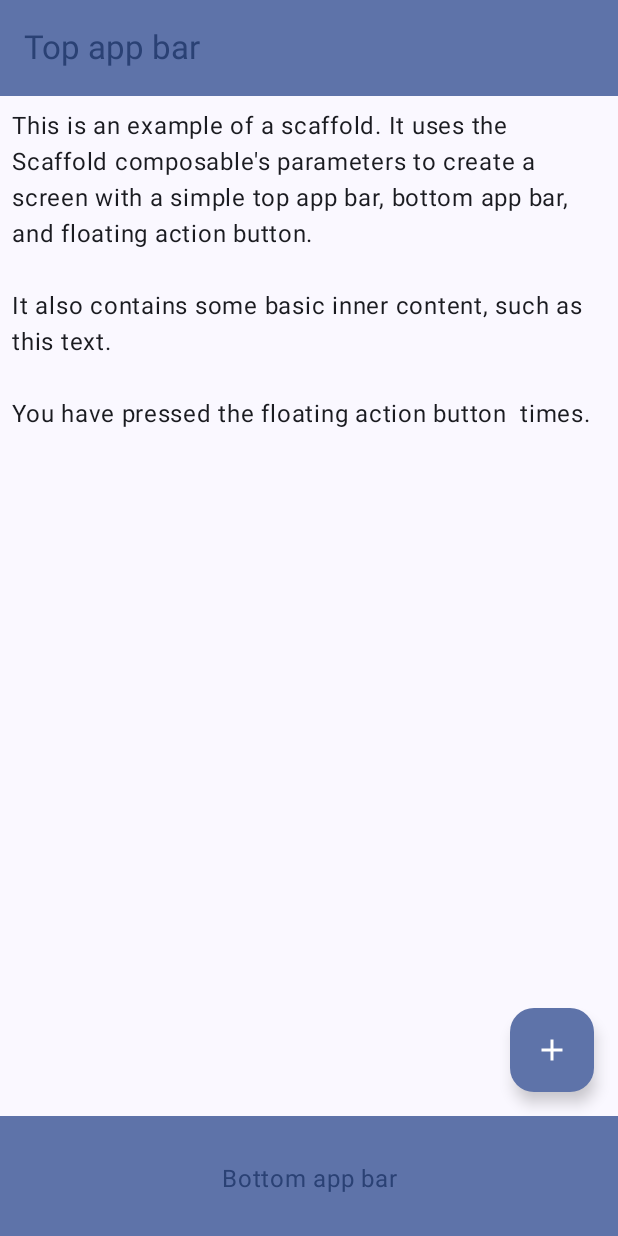
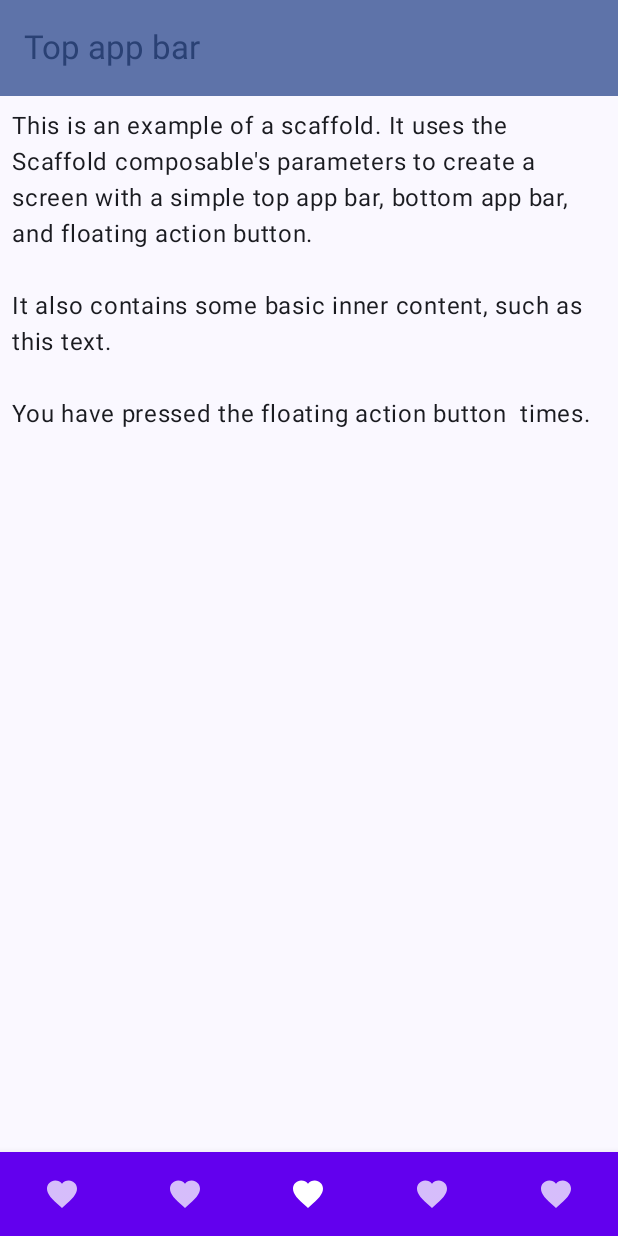
Before and after one commit to Ayu5h5hakya/compose, an Android app built with Jetpack Compose: the HomeScreen screen opened through its navigation route, on a phone screen of 412 x 824 dp. Run offline under Robolectric (Android 15) with nearby library versions, the phone set to English and light mode, and no system bars.

Commit message:
added bottom nav

```diff
--- a/app/build.gradle.kts
+++ b/app/build.gradle.kts
@@ -62,6 +62,7 @@ dependencies {
     implementation ("androidx.compose.material:material:1.6.8")
     implementation("androidx.navigation:navigation-compose:2.7.7")
     implementation("org.jetbrains.kotlinx:kotlinx-coroutines-core:1.9.0-RC.2")
+    implementation(libs.androidx.material3.android)
     testImplementation(libs.junit)
     androidTestImplementation(libs.androidx.junit)
     androidTestImplementation(libs.androidx.espresso.core)
--- a/app/src/main/java/com/example/composeapplication/HomeScreen.kt
+++ b/app/src/main/java/com/example/composeapplication/HomeScreen.kt
@@ -4,8 +4,14 @@ import androidx.compose.foundation.layout.Arrangement
 import androidx.compose.foundation.layout.Column
 import androidx.compose.foundation.layout.fillMaxWidth
 import androidx.compose.foundation.layout.padding
+import androidx.compose.material.BottomNavigation
+import androidx.compose.material.BottomNavigationItem
 import androidx.compose.material.icons.Icons
 import androidx.compose.material.icons.filled.Add
+import androidx.compose.material.icons.filled.Favorite
+import androidx.compose.material.icons.filled.Home
+import androidx.compose.material.icons.filled.Person
+import androidx.compose.material.icons.filled.Search
 import androidx.compose.material3.BottomAppBar
 import androidx.compose.material3.Button
 import androidx.compose.material3.ExperimentalMaterial3Api
@@ -17,47 +23,31 @@ import androidx.compose.material3.Text
 import androidx.compose.material3.TopAppBar
 import androidx.compose.material3.TopAppBarDefaults.topAppBarColors
 import androidx.compose.runtime.Composable
+import androidx.compose.runtime.getValue
 import androidx.compose.ui.Modifier
+import androidx.compose.ui.graphics.vector.ImageVector
 import androidx.compose.ui.text.style.TextAlign
 import androidx.compose.ui.unit.dp
+import androidx.navigation.NavController
+import androidx.navigation.NavDestination.Companion.hierarchy
+import androidx.navigation.NavGraph.Companion.findStartDestination
+import androidx.navigation.compose.NavHost
+import androidx.navigation.compose.composable
+import androidx.navigation.compose.currentBackStackEntryAsState
+import androidx.navigation.compose.rememberNavController
+import com.example.composeapplication.features.splash.presentation.SplashScreen
 
-@OptIn(ExperimentalMaterial3Api::class)
+sealed class BottomNavItem(val route: String, val icon: ImageVector, val label: String) {
+    object Journey: BottomNavItem("journey", Icons.Default.Home, "Journey")
+    object Jobs: BottomNavItem("jobs", Icons.Default.Search, "Jobs")
+    object Home: BottomNavItem("home", Icons.Default.Person, "Home")
+    object Trunk: BottomNavItem("trunk", Icons.Default.Person, "Trunk")
+    object Profile: BottomNavItem("profile", Icons.Default.Person, "Profile")
+}
+
 @Composable
-fun HomeScreen(navigateToDetails: () -> Unit) {
-    Scaffold(
-        topBar = {
-            TopAppBar(
-                colors = topAppBarColors(
-                    containerColor = MaterialTheme.colorScheme.primaryContainer,
-                    titleContentColor = MaterialTheme.colorScheme.primary,
-                ),
-                title = {
-                    Text("Top app bar")
-                }
-            )
-        },
-        bottomBar = {
-            BottomAppBar(
-                containerColor = MaterialTheme.colorScheme.primaryContainer,
-                contentColor = MaterialTheme.colorScheme.primary,
-            ) {
-                Text(
-                    modifier = Modifier
-                        .fillMaxWidth(),
-                    textAlign = TextAlign.Center,
-                    text = "Bottom app bar",
-                )
-            }
-        },
-        floatingActionButton = {
-            FloatingActionButton(onClick = { }) {
-                Icon(Icons.Default.Add, contentDescription = "Add")
-            }
-        }
-    ) { innerPadding ->
+fun HomeScreen() {
     Column(
-            modifier = Modifier
-                .padding(innerPadding),
         verticalArrangement = Arrangement.spacedBy(16.dp),
     ) {
         Text(
@@ -72,6 +62,5 @@ fun HomeScreen(navigateToDetails: () -> Unit) {
                 """.trimIndent(),
         )
     }
-    }
 
 }
--- /dev/null
+++ b/app/src/main/java/com/example/composeapplication/JourneyScreen.kt
@@ -0,0 +1,20 @@
+package com.example.composeapplication
+
+import androidx.compose.foundation.lazy.LazyColumn
+import androidx.compose.material3.Button
+import androidx.compose.material3.Text
+import androidx.compose.runtime.Composable
+
+@Composable
+fun JourneyScreen() {
+    LazyColumn {
+        item {
+            Text("Wednesday, 04/09/2024 START 4:50 AM END 4:50 AM")
+        }
+        item {
+           Button(onClick = {}) {
+               Text("Start Journey")
+           }
+        }
+    }
+}
--- a/app/src/main/java/com/example/composeapplication/MainActivity.kt
+++ b/app/src/main/java/com/example/composeapplication/MainActivity.kt
@@ -7,14 +7,30 @@ import androidx.activity.enableEdgeToEdge
 import androidx.compose.foundation.layout.Column
 import androidx.compose.material3.Text
 import androidx.compose.foundation.layout.padding
+import androidx.compose.material.BottomNavigation
+import androidx.compose.material.BottomNavigationItem
+import androidx.compose.material.icons.Icons
+import androidx.compose.material.icons.filled.Favorite
+import androidx.compose.material3.ExperimentalMaterial3Api
 import androidx.compose.material3.MaterialTheme
 import androidx.compose.material3.OutlinedTextField
+import androidx.compose.material3.Scaffold
+import androidx.compose.material3.TopAppBar
+import androidx.compose.material3.TopAppBarDefaults.topAppBarColors
+import androidx.compose.runtime.Composable
 import androidx.compose.runtime.getValue
 import androidx.compose.runtime.mutableStateOf
 import androidx.compose.runtime.remember
 import androidx.compose.runtime.setValue
 import androidx.compose.ui.Modifier
 import androidx.compose.ui.unit.dp
+import androidx.navigation.NavDestination.Companion.hierarchy
+import androidx.navigation.NavGraph.Companion.findStartDestination
+import androidx.navigation.compose.NavHost
+import androidx.navigation.compose.composable
+import androidx.navigation.compose.currentBackStackEntryAsState
+import androidx.navigation.compose.rememberNavController
+import com.example.composeapplication.features.splash.presentation.SplashScreen
 import com.example.composeapplication.ui.theme.ComposeApplicationTheme
 
 class MainActivity : ComponentActivity() {
@@ -23,8 +39,56 @@ class MainActivity : ComponentActivity() {
         enableEdgeToEdge()
         setContent {
             ComposeApplicationTheme {
-                MyApp()
+                WilpinApp()
             }
         }
     }
 }
+
+@OptIn(ExperimentalMaterial3Api::class)
+@Composable
+fun WilpinApp() {
+    val navController = rememberNavController()
+    Scaffold (
+        topBar = {
+            TopAppBar(
+                colors = topAppBarColors(
+                    containerColor = MaterialTheme.colorScheme.primaryContainer,
+                    titleContentColor = MaterialTheme.colorScheme.primary,
+                ),
+                title = {
+                    Text("Top app bar")
+                }
+            )
+        },
+        bottomBar = {
+            BottomNavigation {
+                val navBackStackEntry by navController.currentBackStackEntryAsState()
+                val currentDestination = navBackStackEntry?.destination
+                listOf(BottomNavItem.Journey, BottomNavItem.Jobs, BottomNavItem.Home,BottomNavItem.Trunk,BottomNavItem.Profile).forEach { screen ->
+                    BottomNavigationItem(
+                        selected = currentDestination?.hierarchy?.any { it.route == screen.route} == true,
+                        icon = { androidx.compose.material.Icon(Icons.Filled.Favorite, contentDescription = null) },
+                        onClick = {
+                            navController.navigate(screen.route) {
+                                popUpTo(navController.graph.findStartDestination().id) {
+                                    saveState = true
+                                }
+                                launchSingleTop = true
+                                restoreState = true
+                            }
+                        },
+                    )
+                }
+            }
+        },
+    ){innerPadding ->
+        NavHost(navController = navController, startDestination = "journey", modifier = Modifier.padding(innerPadding)) {
+            composable("journey") { JourneyScreen() }
+            composable("jobs") { JobsScreen() }
+            composable("home") { HomeScreen()}
+            composable("trunk") { TrunkScreen() }
+            composable("profile") { ProfileScreen() }
+        }
+    }
+}
--- a/app/src/main/java/com/example/composeapplication/WilpinNavHost.kt
+++ /dev/null
@@ -1,27 +0,0 @@
-package com.example.composeapplication
-
-import androidx.compose.material3.Button
-import androidx.compose.material3.Text
-import androidx.compose.runtime.Composable
-import androidx.navigation.compose.NavHost
-import androidx.navigation.compose.composable
-import androidx.navigation.compose.dialog
-import androidx.navigation.compose.rememberNavController
-import com.example.composeapplication.features.splash.presentation.SplashScreen
-import com.example.composeapplication.routes.Screen
-
-@Composable
-fun MyApp() {
-    val navController = rememberNavController()
-    NavHost(navController = navController, startDestination = "splash") {
-        composable("splash") { SplashScreen(navigateToLogin = {navController.navigate("login")})}
-        composable("login") { LoginScreen(navigateToHome = { navController.navigate("home") })}
-        composable("home") { HomeScreen(navigateToDetails = {
-            val route = Screen.ProductDetail.createRoute("12")
-            navController.navigate(route)
-        })}
-        dialog("details") {
-            ProductDetail()
-        }
-    }
-}
--- a/gradle/libs.versions.toml
+++ b/gradle/libs.versions.toml
@@ -8,6 +8,7 @@ espressoCore = "3.6.1"
 lifecycleRuntimeKtx = "2.6.1"
 activityCompose = "1.9.1"
 composeBom = "2023.08.00"
+material3Android = "1.2.1"
 
 [libraries]
 androidx-core-ktx = { group = "androidx.core", name = "core-ktx", version.ref = "coreKtx" }
@@ -24,6 +25,7 @@ androidx-ui-tooling-preview = { group = "androidx.compose.ui", name = "ui-toolin
 androidx-ui-test-manifest = { group = "androidx.compose.ui", name = "ui-test-manifest" }
 androidx-ui-test-junit4 = { group = "androidx.compose.ui", name = "ui-test-junit4" }
 androidx-material3 = { group = "androidx.compose.material3", name = "material3" }
+androidx-material3-android = { group = "androidx.compose.material3", name = "material3-android", version.ref = "material3Android" }
 
 [plugins]
 android-application = { id = "com.android.application", version.ref = "agp" }
```
Also changed, not shown: app/src/main/java/com/example/composeapplication/BottomNavItem.kt (deleted, +0 -34 lines), app/src/main/java/com/example/composeapplication/JobsScreen.kt (added, +52 -0 lines), app/src/main/java/com/example/composeapplication/ProfileHeader.kt (added, +50 -0 lines), app/src/main/java/com/example/composeapplication/ProfileScreen.kt (added, +28 -0 lines), app/src/main/java/com/example/composeapplication/TrunkScreen.kt (added, +52 -0 lines). Lines whose indentation alone changed are shown as unchanged.
